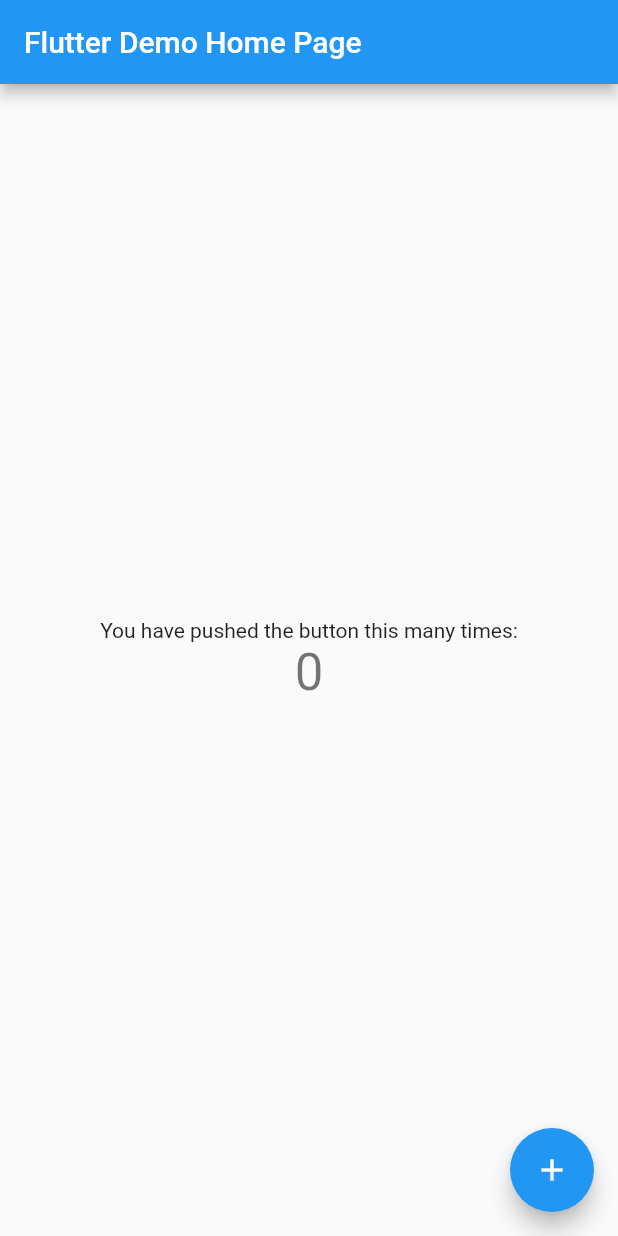
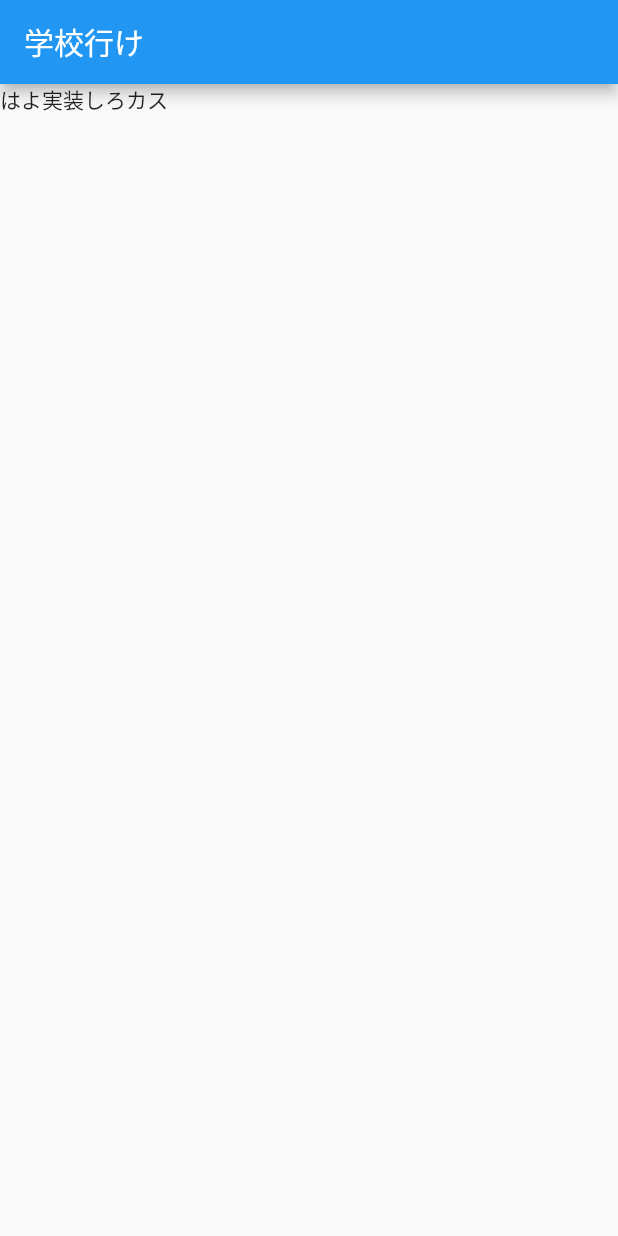
Before and after one commit to approvers/gakkouike, a Flutter app: the screen it shows after launch, on a phone screen of 412 x 824 dp. Run offline on Flutter 3.47's test engine with Material 2 defaults, Android fonts, the phone set to English and light mode, and no system bars.

Commit message:
create root

```diff
--- a/lib/main.dart
+++ b/lib/main.dart
@@ -7,7 +7,7 @@ class MyApp extends StatelessWidget {
   @override
   Widget build(BuildContext context) {
     return MaterialApp(
-      title: 'Flutter Demo',
+      title: '学校行け',
       theme: ThemeData(
         // This is the theme of your application.
         //
@@ -20,92 +20,19 @@ class MyApp extends StatelessWidget {
         // is not restarted.
         primarySwatch: Colors.blue,
       ),
-      home: MyHomePage(title: 'Flutter Demo Home Page'),
+      home: HomePage(),
     );
   }
 }
 
-class MyHomePage extends StatefulWidget {
-  MyHomePage({Key key, this.title}) : super(key: key);
-
-  // This widget is the home page of your application. It is stateful, meaning
-  // that it has a State object (defined below) that contains fields that affect
-  // how it looks.
-
-  // This class is the configuration for the state. It holds the values (in this
-  // case the title) provided by the parent (in this case the App widget) and
-  // used by the build method of the State. Fields in a Widget subclass are
-  // always marked "final".
-
-  final String title;
-
-  @override
-  _MyHomePageState createState() => _MyHomePageState();
-}
-
-class _MyHomePageState extends State<MyHomePage> {
-  int _counter = 0;
-
-  void _incrementCounter() {
-    setState(() {
-      // This call to setState tells the Flutter framework that something has
-      // changed in this State, which causes it to rerun the build method below
-      // so that the display can reflect the updated values. If we changed
-      // _counter without calling setState(), then the build method would not be
-      // called again, and so nothing would appear to happen.
-      _counter++;
-    });
-  }
-
+class HomePage extends StatelessWidget{
   @override
   Widget build(BuildContext context) {
-    // This method is rerun every time setState is called, for instance as done
-    // by the _incrementCounter method above.
-    //
-    // The Flutter framework has been optimized to make rerunning build methods
-    // fast, so that you can just rebuild anything that needs updating rather
-    // than having to individually change instances of widgets.
     return Scaffold(
-      appBar: AppBar(
-        // Here we take the value from the MyHomePage object that was created by
-        // the App.build method, and use it to set our appbar title.
-        title: Text(widget.title),
+      appBar: AppBar(title: Text("学校行け")),
+      body: Container(
+        child: Text("はよ実装しろカス"),
       ),
-      body: Center(
-        // Center is a layout widget. It takes a single child and positions it
-        // in the middle of the parent.
-        child: Column(
-          // Column is also a layout widget. It takes a list of children and
-          // arranges them vertically. By default, it sizes itself to fit its
-          // children horizontally, and tries to be as tall as its parent.
-          //
-          // Invoke "debug painting" (press "p" in the console, choose the
-          // "Toggle Debug Paint" action from the Flutter Inspector in Android
-          // Studio, or the "Toggle Debug Paint" command in Visual Studio Code)
-          // to see the wireframe for each widget.
-          //
-          // Column has various properties to control how it sizes itself and
-          // how it positions its children. Here we use mainAxisAlignment to
-          // center the children vertically; the main axis here is the vertical
-          // axis because Columns are vertical (the cross axis would be
-          // horizontal).
-          mainAxisAlignment: MainAxisAlignment.center,
-          children: <Widget>[
-            Text(
-              'You have pushed the button this many times:',
-            ),
-            Text(
-              '$_counter',
-              style: Theme.of(context).textTheme.display1,
-            ),
-          ],
-        ),
-      ),
-      floatingActionButton: FloatingActionButton(
-        onPressed: _incrementCounter,
-        tooltip: 'Increment',
-        child: Icon(Icons.add),
-      ), // This trailing comma makes auto-formatting nicer for build methods.
     );
   }
 }
```
